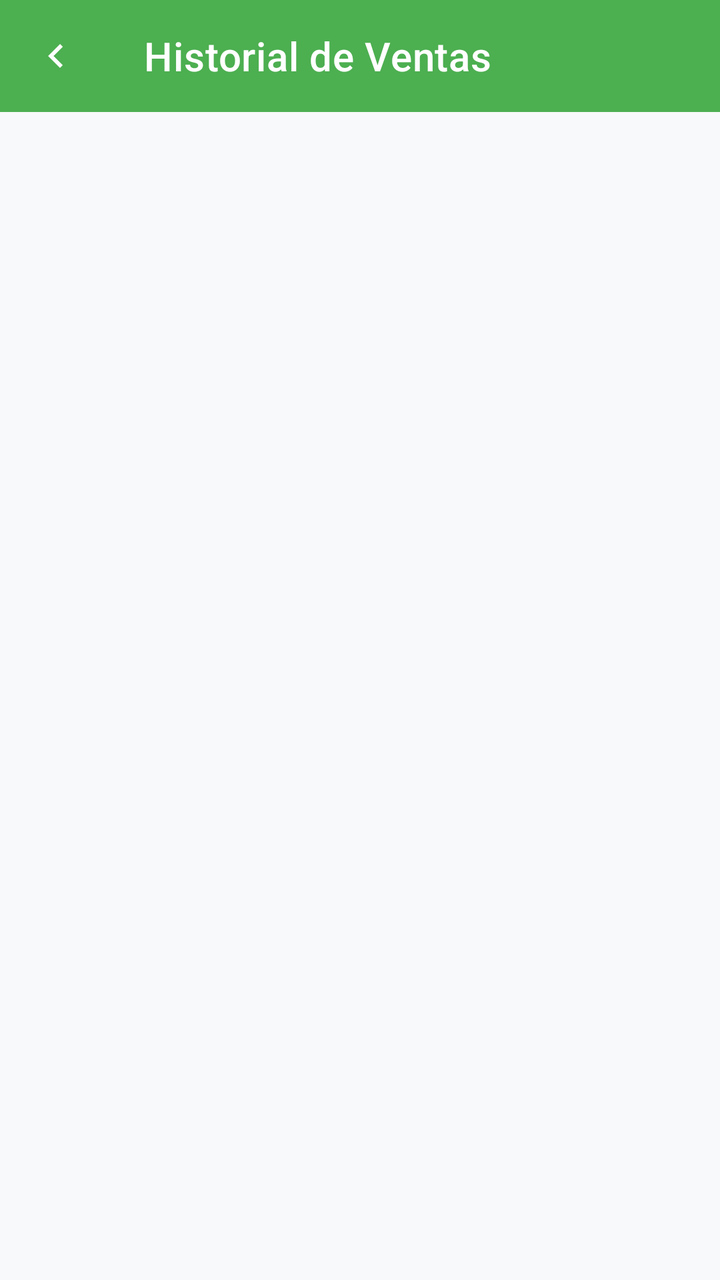
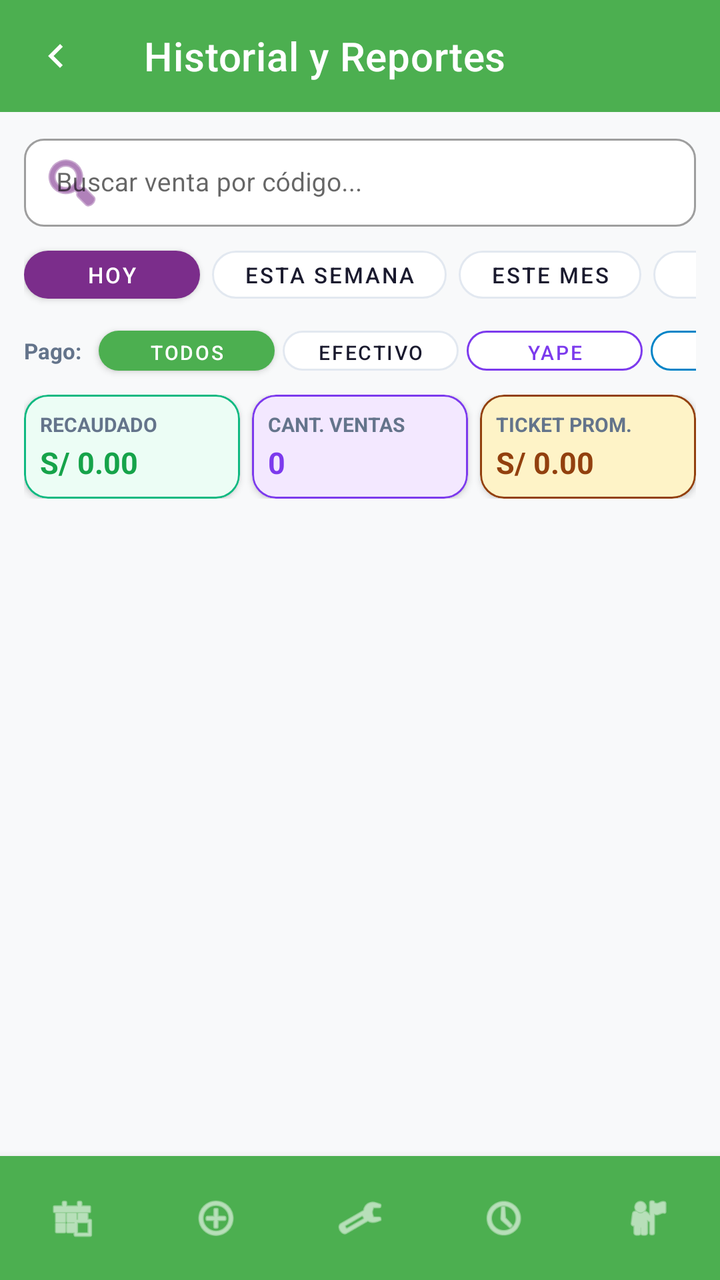

Screens rendered from an Android XML layout before and after an edit, with the pre-edit source and the edit as a unified diff.
<!-- AndroidManifest.xml: application theme Theme.MiniMarketApp -->
<!-- res/layout/activity_historial_venta.xml -->
<?xml version="1.0" encoding="utf-8"?>
<LinearLayout
    xmlns:android="http://schemas.android.com/apk/res/android"
    xmlns:app="http://schemas.android.com/apk/res-auto"
    android:layout_width="match_parent"
    android:layout_height="match_parent"
    android:orientation="vertical"
    android:background="@color/fondo_general">

    <com.google.android.material.appbar.MaterialToolbar
        android:id="@+id/toolbar"
        android:layout_width="match_parent"
        android:layout_height="?attr/actionBarSize"
        android:background="@color/verde_nav"
        app:navigationIcon="@drawable/icono_regresar_pantalla"
        app:navigationIconTint="@color/texto_sobre_verde"
        app:title="Historial de Ventas"
        app:titleTextColor="@color/texto_sobre_verde"/>

    <androidx.recyclerview.widget.RecyclerView
        android:id="@+id/rvHistorial"
        android:layout_width="match_parent"
        android:layout_height="match_parent"
        android:padding="12dp"
        app:layoutManager="androidx.recyclerview.widget.LinearLayoutManager"/>

</LinearLayout>
<!-- resources referenced by this layout -->
<resources>
  <color name="fondo_general">#F8F9FA</color>
  <color name="texto_sobre_verde">#FFFFFF</color>
  <color name="verde_nav">#4CAF50</color>
  <!-- drawable icono_regresar_pantalla (drawable) -->
  <vector xmlns:android="http://schemas.android.com/apk/res/android" android:autoMirrored="true" android:height="24dp" android:tint="#000000" android:viewportHeight="24" android:viewportWidth="24" android:width="24dp">
        
      <path android:fillColor="@android:color/white" android:pathData="M15.41,16.59L10.83,12l4.58,-4.59L14,6l-6,6 6,6 1.41,-1.41z"/>
      
  </vector>
  <style name="Theme.MiniMarketApp" parent="Theme.MaterialComponents.DayNight.NoActionBar">
  
          
          <item name="colorPrimary">@color/verde_nav</item>
          <item name="colorPrimaryVariant">#388E3C</item>
          <item name="colorSecondary">@color/amarillo_accion</item>
          <item name="colorOnPrimary">@color/texto_sobre_verde</item>
          <item name="colorOnSecondary">@color/texto_sobre_amarillo</item>
  
          
          <item name="android:windowBackground">@color/fondo_general</item>
          <item name="android:colorBackground">@color/fondo_general</item>
  
          
          <item name="android:textColorPrimary">@color/texto_principal</item>
          <item name="android:textColorSecondary">@color/texto_secundario</item>
          <item name="android:textColorHint">@color/texto_hint</item>
  
          
          <item name="boxStrokeColor">@color/amarillo_accion</item>
          <item name="hintTextColor">@color/amarillo_accion</item>
  
          
          <item name="materialCardViewStyle">@style/Widget.App.CardView</item>
      </style>
  <color name="amarillo_accion">#FFC107</color>
  <color name="texto_sobre_amarillo">#1A1A2E</color>
  <color name="texto_principal">#1A1A2E</color>
  <color name="texto_secundario">#64748B</color>
  <color name="texto_hint">#94A3B8</color>
  <style name="Widget.App.CardView" parent="Widget.MaterialComponents.CardView">
          <item name="cardBackgroundColor">@color/fondo_card</item>
          <item name="strokeColor">@color/borde_card</item>
          <item name="strokeWidth">1dp</item>
      </style>
  <color name="fondo_card">#FFFFFF</color>
  <color name="borde_card">#E2E8F0</color>
</resources>

<!-- the commit's change to res/layout/activity_historial_venta.xml (unified diff, before → after) -->
@@ -7,6 +7,7 @@
     android:orientation="vertical"
     android:background="@color/fondo_general">
 
+    
     <com.google.android.material.appbar.MaterialToolbar
         android:id="@+id/toolbar"
         android:layout_width="match_parent"
@@ -14,14 +15,359 @@
         android:background="@color/verde_nav"
         app:navigationIcon="@drawable/icono_regresar_pantalla"
         app:navigationIconTint="@color/texto_sobre_verde"
-        app:title="Historial de Ventas"
+        app:title="Historial y Reportes"
         app:titleTextColor="@color/texto_sobre_verde"/>
 
+    
+    <LinearLayout
+        android:layout_width="match_parent"
+        android:layout_height="wrap_content"
+        android:orientation="vertical"
+        android:paddingHorizontal="12dp"
+        android:paddingTop="8dp">
+
+        
+        <com.google.android.material.textfield.TextInputLayout
+            android:layout_width="match_parent"
+            android:layout_height="wrap_content"
+            app:startIconDrawable="@android:drawable/ic_menu_search"
+            app:startIconTint="@color/morado_scanner"
+            app:boxCornerRadiusTopStart="10dp"
+            app:boxCornerRadiusTopEnd="10dp"
+            app:boxCornerRadiusBottomStart="10dp"
+            app:boxCornerRadiusBottomEnd="10dp"
+            app:boxBackgroundColor="@color/fondo_card"
+            style="@style/Widget.MaterialComponents.TextInputLayout.OutlinedBox">
+
+            <com.google.android.material.textfield.TextInputEditText
+                android:id="@+id/etBuscarVenta"
+                android:layout_width="match_parent"
+                android:layout_height="44dp"
+                android:paddingVertical="0dp"
+                android:hint="Buscar venta por código..."
+                android:textSize="13sp"
+                android:textColor="@color/texto_principal"/>
+        </com.google.android.material.textfield.TextInputLayout>
+
+        
+        <HorizontalScrollView
+            android:layout_width="match_parent"
+            android:layout_height="wrap_content"
+            android:scrollbars="none"
+            android:layout_marginTop="6dp">
+
+            <LinearLayout
+                android:layout_width="wrap_content"
+                android:layout_height="wrap_content"
+                android:orientation="horizontal">
+
+                <com.google.android.material.button.MaterialButton
+                    android:id="@+id/btnFiltroHoy"
+                    android:layout_width="wrap_content"
+                    android:layout_height="36dp"
+                    android:text="Hoy"
+                    android:textSize="11sp"
+                    android:layout_marginEnd="6dp"
+                    app:backgroundTint="@color/morado_scanner"
+                    android:textColor="@color/white"
+                    app:cornerRadius="16dp"/>
+
+                <com.google.android.material.button.MaterialButton
+                    android:id="@+id/btnFiltroSemana"
+                    android:layout_width="wrap_content"
+                    android:layout_height="36dp"
+                    android:text="Esta Semana"
+                    android:textSize="11sp"
+                    android:layout_marginEnd="6dp"
+                    app:backgroundTint="@color/fondo_card"
+                    android:textColor="@color/texto_principal"
+                    app:strokeColor="@color/borde_card"
+                    app:strokeWidth="1dp"
+                    app:cornerRadius="16dp"
+                    style="@style/Widget.MaterialComponents.Button.OutlinedButton"/>
+
+                <com.google.android.material.button.MaterialButton
+                    android:id="@+id/btnFiltroMes"
+                    android:layout_width="wrap_content"
+                    android:layout_height="36dp"
+                    android:text="Este Mes"
+                    android:textSize="11sp"
+                    android:layout_marginEnd="6dp"
+                    app:backgroundTint="@color/fondo_card"
+                    android:textColor="@color/texto_principal"
+                    app:strokeColor="@color/borde_card"
+                    app:strokeWidth="1dp"
+                    app:cornerRadius="16dp"
+                    style="@style/Widget.MaterialComponents.Button.OutlinedButton"/>
+
+                <com.google.android.material.button.MaterialButton
+                    android:id="@+id/btnFiltroTodo"
+                    android:layout_width="wrap_content"
+                    android:layout_height="36dp"
+                    android:text="Todo"
+                    android:textSize="11sp"
+                    android:layout_marginEnd="6dp"
+                    app:backgroundTint="@color/fondo_card"
+                    android:textColor="@color/texto_principal"
+                    app:strokeColor="@color/borde_card"
+                    app:strokeWidth="1dp"
+                    app:cornerRadius="16dp"
+                    style="@style/Widget.MaterialComponents.Button.OutlinedButton"/>
+
+                <com.google.android.material.button.MaterialButton
+                    android:id="@+id/btnRangoFechas"
+                    android:layout_width="wrap_content"
+                    android:layout_height="36dp"
+                    android:text="Rango..."
+                    android:textSize="11sp"
+                    app:icon="@android:drawable/ic_menu_my_calendar"
+                    app:iconSize="14dp"
+                    app:backgroundTint="@color/fondo_card"
+                    android:textColor="@color/texto_principal"
+                    app:strokeColor="@color/borde_card"
+                    app:strokeWidth="1dp"
+                    app:cornerRadius="16dp"
+                    style="@style/Widget.MaterialComponents.Button.OutlinedButton"/>
+
+            </LinearLayout>
+        </HorizontalScrollView>
+
+        
+        <HorizontalScrollView
+            android:layout_width="match_parent"
+            android:layout_height="wrap_content"
+            android:scrollbars="none"
+            android:layout_marginTop="4dp"
+            android:layout_marginBottom="6dp">
+
+            <LinearLayout
+                android:layout_width="wrap_content"
+                android:layout_height="wrap_content"
+                android:orientation="horizontal">
+
+                <TextView
+                    android:layout_width="wrap_content"
+                    android:layout_height="wrap_content"
+                    android:text="Pago: "
+                    android:textSize="11sp"
+                    android:textStyle="bold"
+                    android:textColor="@color/texto_secundario"
+                    android:layout_gravity="center_vertical"
+                    android:layout_marginEnd="6dp"/>
+
+                <com.google.android.material.button.MaterialButton
+                    android:id="@+id/btnPagoTodos"
+                    android:layout_width="wrap_content"
+                    android:layout_height="32dp"
+                    android:text="Todos"
+                    android:textSize="10sp"
+                    android:layout_marginEnd="4dp"
+                    app:backgroundTint="@color/verde_nav"
+                    android:textColor="@color/white"
+                    app:cornerRadius="12dp"/>
+
+                <com.google.android.material.button.MaterialButton
+                    android:id="@+id/btnPagoEfectivo"
+                    android:layout_width="wrap_content"
+                    android:layout_height="32dp"
+                    android:text="Efectivo"
+                    android:textSize="10sp"
+                    android:layout_marginEnd="4dp"
+                    app:backgroundTint="@color/fondo_card"
+                    android:textColor="@color/texto_principal"
+                    app:strokeColor="@color/borde_card"
+                    app:strokeWidth="1dp"
+                    app:cornerRadius="12dp"
+                    style="@style/Widget.MaterialComponents.Button.OutlinedButton"/>
+
+                <com.google.android.material.button.MaterialButton
+                    android:id="@+id/btnPagoYape"
+                    android:layout_width="wrap_content"
+                    android:layout_height="32dp"
+                    android:text="Yape"
+                    android:textSize="10sp"
+                    android:layout_marginEnd="4dp"
+                    app:backgroundTint="@color/fondo_card"
+                    android:textColor="@color/color_yape"
+                    app:strokeColor="@color/color_yape"
+                    app:strokeWidth="1dp"
+                    app:cornerRadius="12dp"
+                    style="@style/Widget.MaterialComponents.Button.OutlinedButton"/>
+
+                <com.google.android.material.button.MaterialButton
+                    android:id="@+id/btnPagoPlin"
+                    android:layout_width="wrap_content"
+                    android:layout_height="32dp"
+                    android:text="Plin"
+                    android:textSize="10sp"
+                    android:layout_marginEnd="4dp"
+                    app:backgroundTint="@color/fondo_card"
+                    android:textColor="@color/color_plin"
+                    app:strokeColor="@color/color_plin"
+                    app:strokeWidth="1dp"
+                    app:cornerRadius="12dp"
+                    style="@style/Widget.MaterialComponents.Button.OutlinedButton"/>
+
+                <com.google.android.material.button.MaterialButton
+                    android:id="@+id/btnPagoTarjeta"
+                    android:layout_width="wrap_content"
+                    android:layout_height="32dp"
+                    android:text="Tarjeta"
+                    android:textSize="10sp"
+                    app:backgroundTint="@color/fondo_card"
+                    android:textColor="@color/color_tarjeta"
+                    app:strokeColor="@color/color_tarjeta"
+                    app:strokeWidth="1dp"
+                    app:cornerRadius="12dp"
+                    style="@style/Widget.MaterialComponents.Button.OutlinedButton"/>
+
+            </LinearLayout>
+        </HorizontalScrollView>
+
+    </LinearLayout>
+
+    
+    <LinearLayout
+        android:layout_width="match_parent"
+        android:layout_height="wrap_content"
+        android:orientation="horizontal"
+        android:paddingHorizontal="12dp"
+        android:layout_marginBottom="6dp">
+
+        
+        <com.google.android.material.card.MaterialCardView
+            android:layout_width="0dp"
+            android:layout_height="wrap_content"
+            android:layout_weight="1"
+            android:layout_marginEnd="4dp"
+            app:cardCornerRadius="12dp"
+            app:cardElevation="2dp"
+            app:cardBackgroundColor="@color/bg_card_green"
+            app:strokeColor="@color/color_efectivo"
+            app:strokeWidth="1dp">
+
+            <LinearLayout
+                android:layout_width="match_parent"
+                android:layout_height="wrap_content"
+                android:orientation="vertical"
+                android:padding="8dp">
+
+                <TextView
+                    android:layout_width="wrap_content"
+                    android:layout_height="wrap_content"
+                    android:text="RECAUDADO"
+                    android:textColor="@color/texto_secundario"
+                    android:textSize="10sp"
+                    android:textStyle="bold"/>
+
+                <TextView
+                    android:id="@+id/tvTotalReporte"
+                    android:layout_width="wrap_content"
+                    android:layout_height="wrap_content"
+                    android:text="S/ 0.00"
+                    android:textColor="@color/verde_ganancia"
+                    android:textSize="15sp"
+                    android:textStyle="bold"
+                    android:layout_marginTop="2dp"/>
+            </LinearLayout>
+        </com.google.android.material.card.MaterialCardView>
+
+        
+        <com.google.android.material.card.MaterialCardView
+            android:layout_width="0dp"
+            android:layout_height="wrap_content"
+            android:layout_weight="1"
+            android:layout_marginHorizontal="2dp"
+            app:cardCornerRadius="12dp"
+            app:cardElevation="2dp"
+            app:cardBackgroundColor="@color/bg_card_purple"
+            app:strokeColor="@color/color_yape"
+            app:strokeWidth="1dp">
+
+            <LinearLayout
+                android:layout_width="match_parent"
+                android:layout_height="wrap_content"
+                android:orientation="vertical"
+                android:padding="8dp">
+
+                <TextView
+                    android:layout_width="wrap_content"
+                    android:layout_height="wrap_content"
+                    android:text="CANT. VENTAS"
+                    android:textColor="@color/texto_secundario"
+                    android:textSize="10sp"
+                    android:textStyle="bold"/>
+
+                <TextView
+                    android:id="@+id/tvCantidadVentas"
+                    android:layout_width="wrap_content"
+                    android:layout_height="wrap_content"
+                    android:text="0"
+                    android:textColor="@color/color_yape"
+                    android:textSize="15sp"
+                    android:textStyle="bold"
+                    android:layout_marginTop="2dp"/>
+            </LinearLayout>
+        </com.google.android.material.card.MaterialCardView>
+
+        
+        <com.google.android.material.card.MaterialCardView
+            android:layout_width="0dp"
+            android:layout_height="wrap_content"
+            android:layout_weight="1"
+            android:layout_marginStart="4dp"
+            app:cardCornerRadius="12dp"
+            app:cardElevation="2dp"
+            app:cardBackgroundColor="@color/bg_card_amber"
+            app:strokeColor="@color/amarillo_texto"
+            app:strokeWidth="1dp">
+
+            <LinearLayout
+                android:layout_width="match_parent"
+                android:layout_height="wrap_content"
+                android:orientation="vertical"
+                android:padding="8dp">
+
+                <TextView
+                    android:layout_width="wrap_content"
+                    android:layout_height="wrap_content"
+                    android:text="TICKET PROM."
+                    android:textColor="@color/texto_secundario"
+                    android:textSize="10sp"
+                    android:textStyle="bold"/>
+
+                <TextView
+                    android:id="@+id/tvTicketPromedio"
+                    android:layout_width="wrap_content"
+                    android:layout_height="wrap_content"
+                    android:text="S/ 0.00"
+                    android:textColor="@color/amarillo_texto"
+                    android:textSize="15sp"
+                    android:textStyle="bold"
+                    android:layout_marginTop="2dp"/>
+            </LinearLayout>
+        </com.google.android.material.card.MaterialCardView>
+
+    </LinearLayout>
+
+    
     <androidx.recyclerview.widget.RecyclerView
         android:id="@+id/rvHistorial"
         android:layout_width="match_parent"
-        android:layout_height="match_parent"
-        android:padding="12dp"
+        android:layout_height="0dp"
+        android:layout_weight="1"
+        android:paddingHorizontal="12dp"
         app:layoutManager="androidx.recyclerview.widget.LinearLayoutManager"/>
 
+    
+    <com.google.android.material.bottomnavigation.BottomNavigationView
+        android:id="@+id/bottomNavigation"
+        android:layout_width="match_parent"
+        android:layout_height="62dp"
+        android:background="@color/verde_nav"
+        app:itemIconTint="#FFFFFF"
+        app:itemTextColor="#FFFFFF"
+        app:labelVisibilityMode="unlabeled"
+        app:menu="@menu/bottom_nav_menu" />
+
 </LinearLayout>
<!-- resource entries referenced after the edit -->
@@ -1,8 +1,15 @@
 <!-- resources referenced by this layout -->
 <resources>
+  <color name="amarillo_texto">#92400E</color>
+  <color name="bg_card_amber">#FEF3C7</color>
+  <color name="bg_card_green">#ECFDF5</color>
+  <color name="bg_card_purple">#F3E8FF</color>
   <color name="fondo_general">#F8F9FA</color>
+  <color name="morado_scanner">#7B2D8B</color>
   <color name="texto_sobre_verde">#FFFFFF</color>
+  <color name="verde_ganancia">#16A34A</color>
   <color name="verde_nav">#4CAF50</color>
+  <color name="white">#FFFFFFFF</color>
   <!-- drawable icono_regresar_pantalla (drawable) -->
   <vector xmlns:android="http://schemas.android.com/apk/res/android" android:autoMirrored="true" android:height="24dp" android:tint="#000000" android:viewportHeight="24" android:viewportWidth="24" android:width="24dp">
         
@@ -46,5 +53,9 @@
       </style>
   <color name="fondo_card">#FFFFFF</color>
   <color name="borde_card">#E2E8F0</color>
+  <color name="color_efectivo">#10B981</color>
+  <color name="color_plin">#0284C7</color>
+  <color name="color_tarjeta">#3B82F6</color>
+  <color name="color_yape">#7C3AED</color>
 </resources>
 
